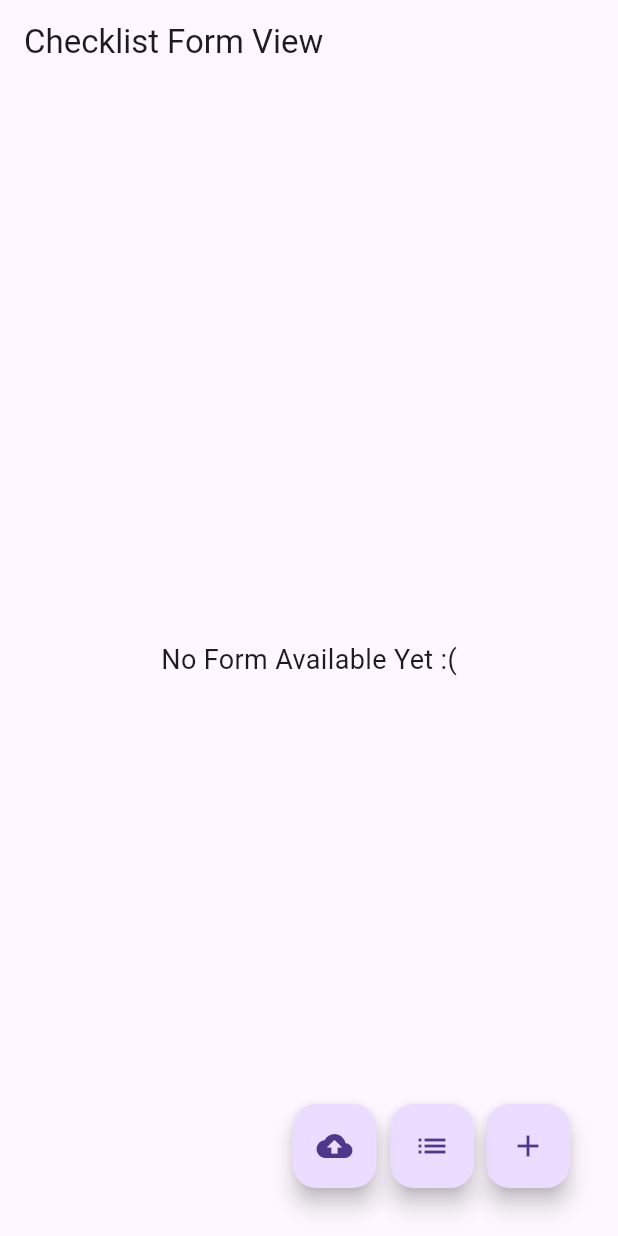
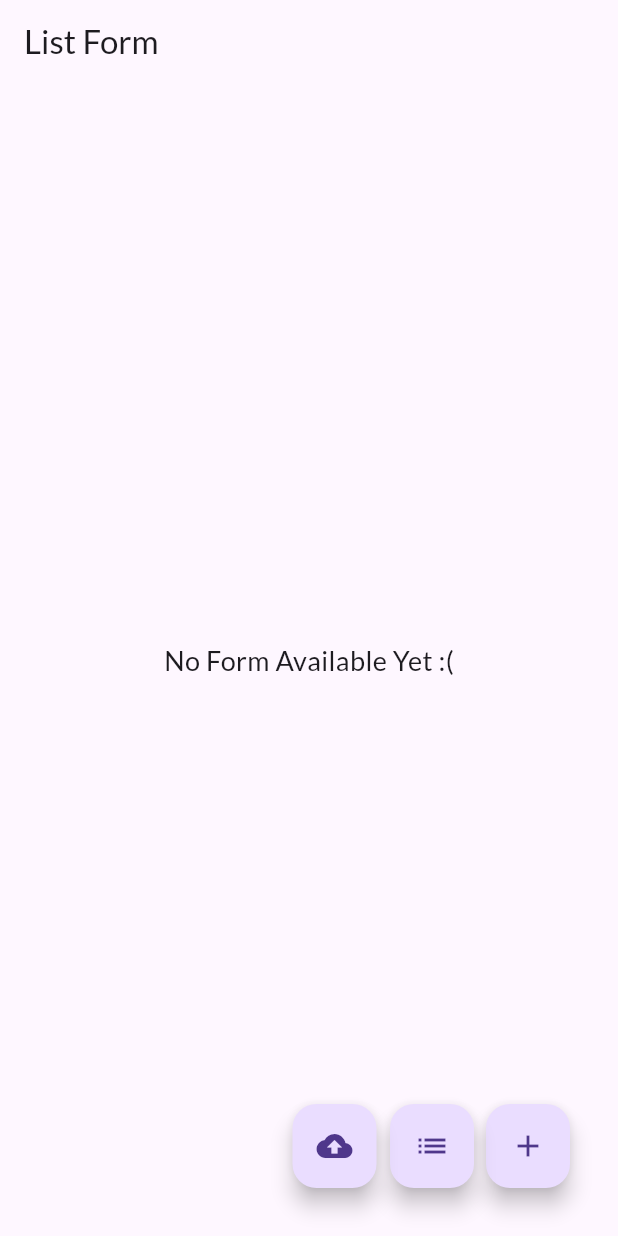
Before and after one commit to korneliarhyu/drone_checklist, a Flutter app: the screen it shows after launch, on a phone screen of 412 x 824 dp. Run offline on Flutter 3.47's test engine with Material 3 defaults, Android fonts, the phone set to English and light mode, and no system bars; our stand-ins replace dio, google_fonts, retrofit, sqflite; accounts and stored records are empty; generated files the repository leaves out were written again.

Commit message:
[STYLE] change default font

```diff
--- a/lib/main.dart
+++ b/lib/main.dart
@@ -10,12 +10,15 @@ class MyApp extends StatelessWidget {
   @override
   Widget build(BuildContext context) {
     return MaterialApp(
-      theme: ThemeData(
-        textTheme: GoogleFonts.robotoTextTheme(
-          Theme.of(context).textTheme,
-        ),
-      ),
+      theme: _buildLightTheme(),
       home: FormCreate(),
     );
   }
+
+  ThemeData _buildLightTheme() {
+    var baseTheme = ThemeData.light();
+    return baseTheme.copyWith(
+      textTheme: GoogleFonts.latoTextTheme(baseTheme.textTheme),
+    );
+  }
 }
--- a/lib/view/form_detail.dart
+++ b/lib/view/form_detail.dart
@@ -149,6 +149,9 @@ class _FormDetailState extends State<FormDetail> {
   List<Widget> _buildFormFields() {
     List<Widget> fields = [];
     if (_formData != null) {
+      // define order sections
+      List<String> sectionOrder = ['assessment', 'pre', 'post'];
+
       for (var section in _formData!) {
         fields.add(Text(
           section['type'].toString().toUpperCase(),
--- a/lib/view/form_view.dart
+++ b/lib/view/form_view.dart
@@ -7,10 +7,6 @@ import 'package:drone_checklist/view/template_select.dart';
 int currTemplate = 1;
 
 class FormCreate extends StatefulWidget {
-  //parameter yang di main itu di set disini
-  // const ChecklistFormView({
-  //   super.key, required this.templateQuestions
-  // });
 
   @override
   _FormCreateState createState() => _FormCreateState();
@@ -29,8 +25,6 @@ class _FormCreateState extends State<FormCreate> {
         'isChecked': false,
       };
     }).toList();
-    //debug fetching data from database
-    //print("Fetched data: $_formList");
 
     setState(() {});
   }
@@ -49,9 +43,6 @@ class _FormCreateState extends State<FormCreate> {
       context,
       MaterialPageRoute(
         builder: (context) => SelectForm(),
-        // CreateForm(
-        //     //templateQuestions: widget.templateQuestions,
-        //     templateId: currTemplate),
       ),
     );
     _callData();
@@ -79,7 +70,7 @@ class _FormCreateState extends State<FormCreate> {
   @override
   Widget build(BuildContext context) {
     return Scaffold(
-      appBar: AppBar(title: const Text('Checklist Form View')),
+      appBar: AppBar(title: const Text('List Form')),
       floatingActionButton: Stack(children: [
         Positioned(
           bottom: 16,
--- a/pubspec.yaml
+++ b/pubspec.yaml
@@ -5,6 +5,7 @@ version: 0.1.0
 
 environment:
   sdk: ^3.5.3
+
 
 dependencies:
   flutter:
@@ -31,3 +32,5 @@ dev_dependencies:
 
 flutter:
   uses-material-design: true
+#  assets:
+#    - assets
```
Also changed, not shown: lib/view/template_select.dart (+4 -7 lines), lib/view/template_view.dart (+4 -11 lines), pubspec.lock.
